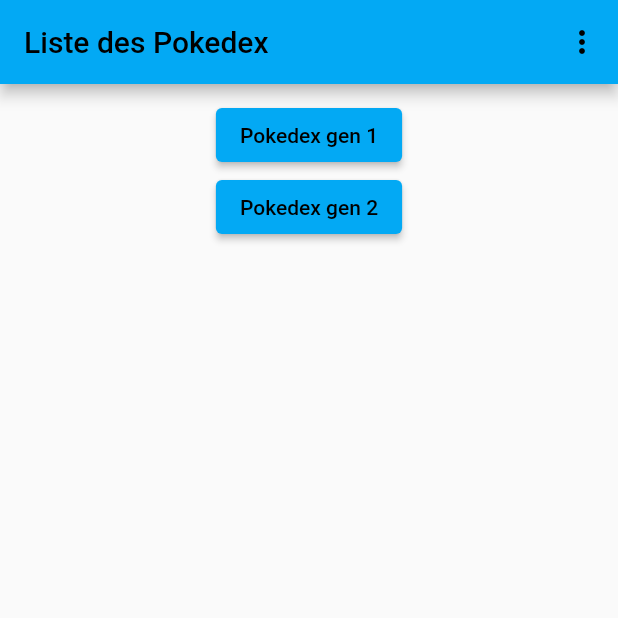
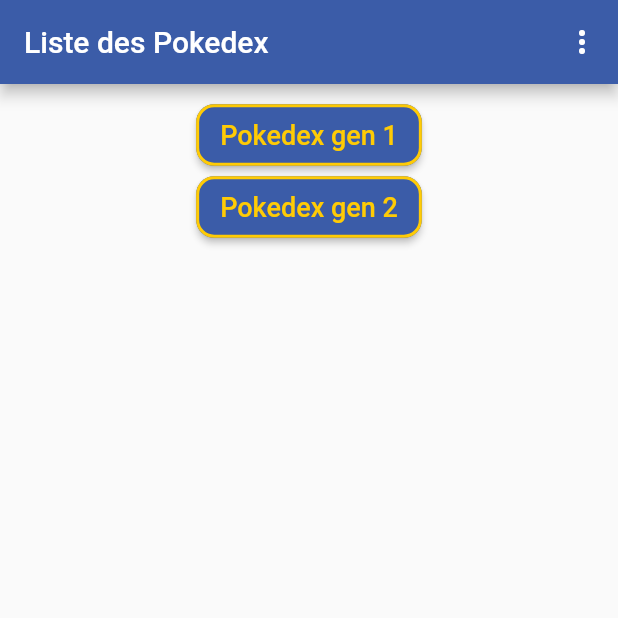
Before and after one commit to TyTy-cf/fluter_aformac, a Flutter app: the screen it shows after launch, on a phone screen of 412 x 824 dp, the top half of it. Run offline on Flutter 3.47's test engine with Material 2 defaults, Android fonts, the phone set to English and light mode, and no system bars.

Commit message:
exo Widget perso

```diff
--- a/lib/main.dart
+++ b/lib/main.dart
@@ -1,4 +1,5 @@
 import 'package:aformacproject/views/pokedex_index.dart';
+import 'package:aformacproject/widgets/color/custom_color.dart';
 import 'package:flutter/material.dart';
 
 void main() {
@@ -14,7 +15,9 @@
     return MaterialApp(
       title: 'Flutter Demo',
       theme: ThemeData(
-        primarySwatch: Colors.lightBlue,
+        primarySwatch: CustomColor.generateMaterialColorFromColor(
+            CustomColor.bluePokemon
+        ),
       ),
       home: const PokedexIndex(),
     );
--- a/lib/views/pokedex_index.dart
+++ b/lib/views/pokedex_index.dart
@@ -3,6 +3,7 @@
 
 import 'package:aformacproject/entity/pokedex.dart';
 import 'package:aformacproject/views/pokedex_show.dart';
+import 'package:aformacproject/widgets/button_pokemon.dart';
 import 'package:flutter/cupertino.dart';
 import 'package:flutter/material.dart';
 
@@ -47,7 +48,8 @@
               children: [
                 // Bouton qui lorsque l'on clique dessus, change la page sur laquelle on se trouve
                 // Et va vers la bonne version du Pokedex
-                ElevatedButton(
+                ButtonPokemon(
+                  text: 'Pokedex gen 1',
                   onPressed: () => Navigator.push(
                       context,
                       MaterialPageRoute(
@@ -59,18 +61,20 @@
                         )
                       )
                   ),
-                    child: const Text('Pokedex gen 1')
                 ),
-                ElevatedButton(
+                ButtonPokemon(
+                  text: 'Pokedex gen 2',
                   onPressed: () => Navigator.push(
                       context,
                       MaterialPageRoute(
+                        // Widget d'affichage d'un Pokedex
+                        // Il prend en paramètre un objet Pokedex
+                        // On lui créé directement à la volée
                           builder: (context) => PokedexShow(
                               pokedex: Pokedex('Pokedex gen 2', 152, 251)
                           )
                       )
                   ),
-                    child: const Text('Pokedex gen 2')
                 ),
               ],
             ),
--- a/lib/views/pokedex_show.dart
+++ b/lib/views/pokedex_show.dart
@@ -1,6 +1,7 @@
 
 import 'package:aformacproject/entity/pokedex.dart';
 import 'package:aformacproject/entity/pokemon.dart';
+import 'package:aformacproject/widgets/button_pokemon.dart';
 import 'package:flutter/cupertino.dart';
 import 'package:flutter/material.dart';
 
@@ -67,11 +68,7 @@
             Row(
               mainAxisAlignment: MainAxisAlignment.center,
               children: [
-                ElevatedButton(
-                    style: ElevatedButton.styleFrom(
-                        primary: Colors.green,
-                        padding: const EdgeInsets.all(10.0)
-                    ),
+                ButtonPokemon(
                     // en JS ça donnerai ça :
                     // btn = document.querySelector('buttonPrevious')
                     // btn.addEventListener('click') => onPressed
@@ -80,14 +77,11 @@
                     // else
                     //   previous()
                     onPressed: index == 0 ? null : () => previous(),
-                    child: const Text('Previous')
+                    text: 'Previous'
                 ),
-                ElevatedButton(
-                    style: ElevatedButton.styleFrom(
-                        padding: const EdgeInsets.all(10.0)
-                    ),
-                    onPressed: index == (pokemons.length - 1) ? null : () => next(),
-                    child: const Text('Next')
+                ButtonPokemon(
+                  onPressed: index == (pokemons.length - 1) ? null : () => next(),
+                  text:'Next'
                 ),
               ],
             ),
--- /dev/null
+++ b/lib/widgets/button_pokemon.dart
@@ -0,0 +1,44 @@
+
+import 'package:aformacproject/widgets/color/custom_color.dart';
+import 'package:flutter/cupertino.dart';
+import 'package:flutter/material.dart';
+
+class ButtonPokemon extends StatelessWidget {
+
+  final String text;
+  final VoidCallback? onPressed;
+
+  const ButtonPokemon({Key? key, required this.text, this.onPressed}) : super(key: key);
+
+  @override
+  Widget build(BuildContext context) {
+    Color yellow = CustomColor.yellowPokemon;
+    return ElevatedButton(
+        onPressed: onPressed,
+        child: Text(
+          text,
+          style: TextStyle(
+              color: onPressed == null ? Colors.black38: yellow,
+              fontSize: 18
+          ),
+        ),
+        style: ElevatedButton.styleFrom(
+            // onSurface : change la couleur du bouton si disable
+            onSurface: CustomColor.bluePokemon4,
+            shape: RoundedRectangleBorder(
+              borderRadius: BorderRadius.circular(12.0),
+              side: BorderSide(
+                color: yellow,
+                width: 2.0
+              )
+            ),
+            primary: CustomColor.bluePokemon,
+            padding: const EdgeInsets.symmetric(
+              vertical:  10.0,
+              horizontal: 16.0
+            )
+        )
+    );
+  }
+
+}
--- /dev/null
+++ b/lib/widgets/color/custom_color.dart
@@ -0,0 +1,27 @@
+
+import 'dart:ui';
+
+import 'package:flutter/material.dart';
+
+class CustomColor {
+
+  static const Color yellowPokemon = Color.fromRGBO(255, 203, 5, 1);
+  static const Color bluePokemon = Color.fromRGBO(59, 92, 168, 1);
+  static const Color bluePokemon4 = Color.fromRGBO(59, 92, 168, 0.4);
+
+  static MaterialColor generateMaterialColorFromColor(Color color) {
+    return MaterialColor(color.value, {
+      50: Color.fromRGBO(color.red, color.green, color.blue, 0.1),
+      100: Color.fromRGBO(color.red, color.green, color.blue, 0.2),
+      200: Color.fromRGBO(color.red, color.green, color.blue, 0.3),
+      300: Color.fromRGBO(color.red, color.green, color.blue, 0.4),
+      400: Color.fromRGBO(color.red, color.green, color.blue, 0.5),
+      500: Color.fromRGBO(color.red, color.green, color.blue, 0.6),
+      600: Color.fromRGBO(color.red, color.green, color.blue, 0.7),
+      700: Color.fromRGBO(color.red, color.green, color.blue, 0.8),
+      800: Color.fromRGBO(color.red, color.green, color.blue, 0.9),
+      900: Color.fromRGBO(color.red, color.green, color.blue, 1.0),
+    });
+  }
+
+}
```
Lines whose indentation alone changed are shown as unchanged.
